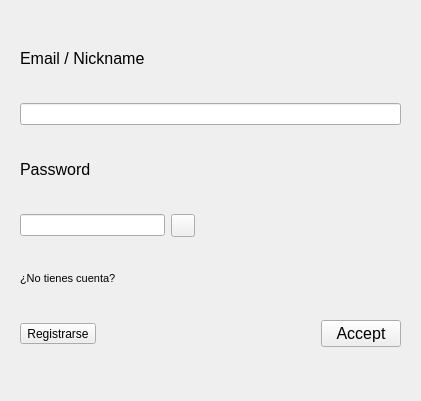
Before: the Qt Designer form Trabajo/login.ui in KaiacUPV/PROYECTO-IHM, drawn with Qt 5.
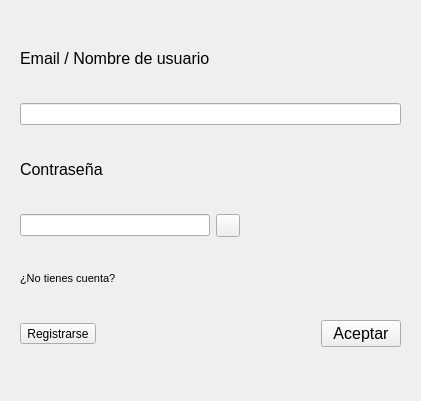
After: the same form once the commit is applied.

Diff of the .ui file:
```diff
--- a/Trabajo/login.ui
+++ b/Trabajo/login.ui
@@ -58,7 +58,7 @@
          </font>
         </property>
         <property name="text">
-         <string>Password</string>
+         <string>Contraseña</string>
         </property>
        </widget>
       </item>
@@ -97,7 +97,7 @@
          </font>
         </property>
         <property name="text">
-         <string>Email / Nickname</string>
+         <string>Email / Nombre de usuario</string>
         </property>
        </widget>
       </item>
@@ -109,7 +109,7 @@
          </font>
         </property>
         <property name="text">
-         <string>Accept</string>
+         <string>Aceptar</string>
         </property>
        </widget>
       </item>
```
Left out of the diff: 2 changed lines with no effect on the pictures.
